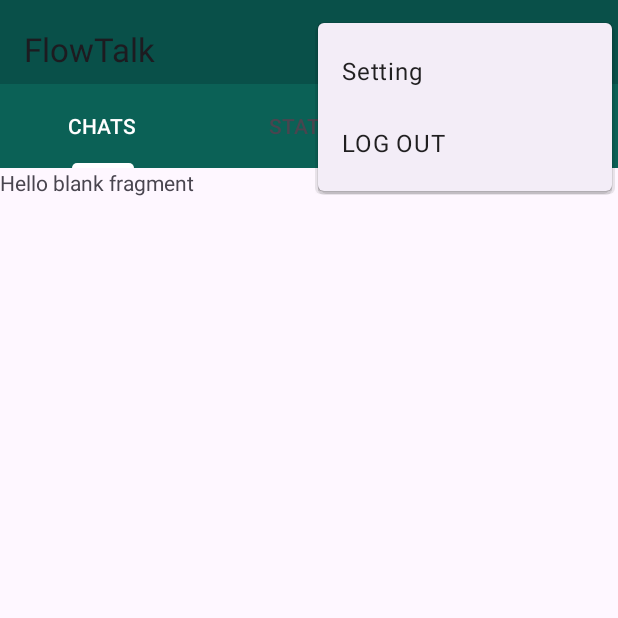
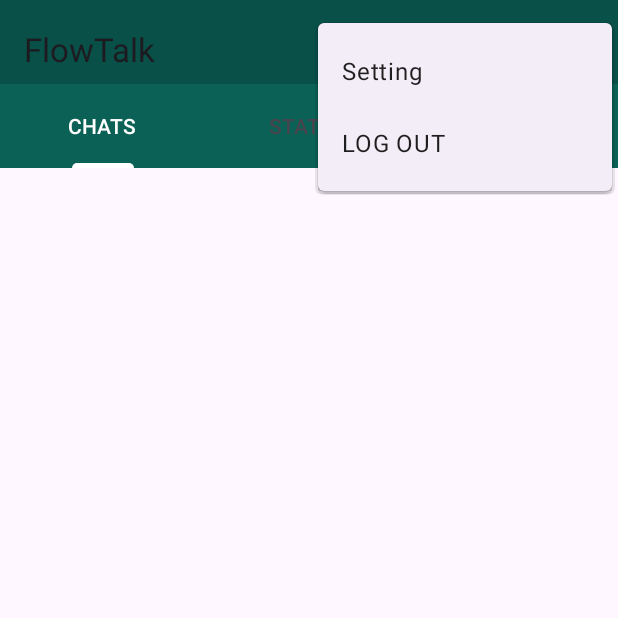
Before and after one commit to ayushsinghal-27/FlowTalk, an Android app: the screen it shows after launch (MainActivity), with the options menu open, on a phone screen of 412 x 824 dp, the top half of it. Run offline under Robolectric (Android 15) with nearby library versions, the phone set to English and light mode, and no system bars; our stand-ins replace Firebase (no records; nobody signed in at launch, a user with empty details on screens opened directly), Picasso.

Commit message:
Fragments

```diff
--- a/app/build.gradle.kts
+++ b/app/build.gradle.kts
@@ -61,6 +61,7 @@ dependencies {
     implementation("androidx.credentials:credentials-play-services-auth:1.3.0")
     implementation("com.google.android.libraries.identity.googleid:googleid:1.1.1")
     implementation ("de.hdodenhof:circleimageview:3.1.0")
+    implementation ("com.squareup.picasso:picasso:2.8")
 
 
 }
--- a/app/src/main/java/com/example/flowtalk/MainActivity.java
+++ b/app/src/main/java/com/example/flowtalk/MainActivity.java
@@ -21,6 +21,7 @@ import com.example.flowtalk.databinding.ActivityMainBinding;
 import com.google.firebase.auth.FirebaseAuth;
 
 public class MainActivity extends AppCompatActivity {
+
 
     ActivityMainBinding binding;
     FirebaseAuth auth;
@@ -81,3 +82,7 @@ public class MainActivity extends AppCompatActivity {
 
     }
 }
+
+
+
+// 2:45:00
--- a/app/src/main/java/com/example/flowtalk/Models/users.java
+++ b/app/src/main/java/com/example/flowtalk/Models/users.java
@@ -59,7 +59,7 @@ public class users {
         this.password = password;
     }
 
-    public String getUserID() {
+    public String getUserID(String key) {
         return userID;
     }
 
@@ -74,4 +74,8 @@ public class users {
     public void setLastMsg(String lastMsg) {
         this.lastMsg = lastMsg;
     }
+
+    public String getUserID() {
+        return userID;
+    }
 }
--- a/app/src/main/java/com/example/flowtalk/fragments/ChatFragment.java
+++ b/app/src/main/java/com/example/flowtalk/fragments/ChatFragment.java
@@ -2,65 +2,69 @@ package com.example.flowtalk.fragments;
 
 import android.os.Bundle;
 
+import androidx.annotation.NonNull;
 import androidx.fragment.app.Fragment;
+import androidx.recyclerview.widget.LinearLayoutManager;
 
 import android.view.LayoutInflater;
 import android.view.View;
 import android.view.ViewGroup;
 
+import com.example.flowtalk.Adapters.UsersAdapter;
+import com.example.flowtalk.Models.users;
 import com.example.flowtalk.R;
+import com.example.flowtalk.databinding.FragmentChatBinding;
+import com.google.firebase.database.DataSnapshot;
+import com.google.firebase.database.DatabaseError;
+import com.google.firebase.database.FirebaseDatabase;
+import com.google.firebase.database.ValueEventListener;
 
-/**
- * A simple {@link Fragment} subclass.
- * Use the {@link ChatFragment#newInstance} factory method to
- * create an instance of this fragment.
- */
+import java.util.ArrayList;
+
+
 public class ChatFragment extends Fragment {
 
-    // TODO: Rename parameter arguments, choose names that match
-    // the fragment initialization parameters, e.g. ARG_ITEM_NUMBER
-    private static final String ARG_PARAM1 = "param1";
-    private static final String ARG_PARAM2 = "param2";
 
-    // TODO: Rename and change types of parameters
-    private String mParam1;
-    private String mParam2;
 
     public ChatFragment() {
         // Required empty public constructor
     }
-
-    /**
-     * Use this factory method to create a new instance of
-     * this fragment using the provided parameters.
-     *
-     * @param param1 Parameter 1.
-     * @param param2 Parameter 2.
-     * @return A new instance of fragment ChatFragment.
-     */
-    // TODO: Rename and change types and number of parameters
-    public static ChatFragment newInstance(String param1, String param2) {
-        ChatFragment fragment = new ChatFragment();
-        Bundle args = new Bundle();
-        args.putString(ARG_PARAM1, param1);
-        args.putString(ARG_PARAM2, param2);
-        fragment.setArguments(args);
-        return fragment;
-    }
-
-    @Override
-    public void onCreate(Bundle savedInstanceState) {
-        super.onCreate(savedInstanceState);
-        if (getArguments() != null) {
-            mParam1 = getArguments().getString(ARG_PARAM1);
-            mParam2 = getArguments().getString(ARG_PARAM2);
-        }
-    }
+    FragmentChatBinding binding;
+    ArrayList<users> list = new ArrayList<>();
+    FirebaseDatabase database;
 
     @Override
     public View onCreateView(LayoutInflater inflater, ViewGroup container,
                              Bundle savedInstanceState) {
         // Inflate the layout for this fragment
-        return inflater.inflate(R.layout.fragment_chat, container, false);
+        binding = FragmentChatBinding.inflate(inflater, container, false);
+
+        database = FirebaseDatabase.getInstance();
+        UsersAdapter adapter = new UsersAdapter(list, getContext());
+        binding.chatRecyclerView.setAdapter(adapter);
+
+        LinearLayoutManager layoutManager = new LinearLayoutManager(getContext());
+        binding.chatRecyclerView.setLayoutManager(layoutManager);
+
+        database.getReference().child("users").addValueEventListener(new ValueEventListener() {
+            @Override
+            public void onDataChange(@NonNull DataSnapshot snapshot) {
+                list.clear();
+                for (DataSnapshot dataSnapshot : snapshot.getChildren()){
+                    users user = dataSnapshot.getValue(users.class);
+                    user.getUserID(dataSnapshot.getKey());
+                    list.add(user);
+                }
+                adapter.notifyDataSetChanged();
+
+            }
+
+            @Override
+            public void onCancelled(@NonNull DatabaseError error) {
+
+            }
+        });
+
+        return binding.getRoot();
     }
 }
--- a/app/src/main/res/layout/fragment_chat.xml
+++ b/app/src/main/res/layout/fragment_chat.xml
@@ -1,14 +1,12 @@
 <?xml version="1.0" encoding="utf-8"?>
-<FrameLayout xmlns:android="http://schemas.android.com/apk/res/android"
+<LinearLayout xmlns:android="http://schemas.android.com/apk/res/android"
     xmlns:tools="http://schemas.android.com/tools"
     android:layout_width="match_parent"
     android:layout_height="match_parent"
-    tools:context=".fragments.ChatFragment">
+    tools:context=".fragments.CallsFragment">
 
-    <!-- TODO: Update blank fragment layout -->
-    <TextView
+    <androidx.recyclerview.widget.RecyclerView
+        android:id="@+id/chatRecyclerView"
         android:layout_width="match_parent"
-        android:layout_height="match_parent"
-        android:text="@string/hello_blank_fragment" />
-
-</FrameLayout>
+        android:layout_height="match_parent" />
+</LinearLayout>
```
Also changed, not shown: app/src/main/AndroidManifest.xml (+8 -9 lines), app/src/main/java/com/example/flowtalk/Adapters/UsersAdapter.java (+17 -1 lines), app/src/main/java/com/example/flowtalk/ChatDetailActivity.java (added, +38 -0 lines), app/src/main/res/drawable/bg_et_message.xml (added, +8 -0 lines), app/src/main/res/layout/activity_chat_detail.xml (added, +127 -0 lines), app/src/main/res/layout/fragment_calls.xml (+5 -7 lines).
